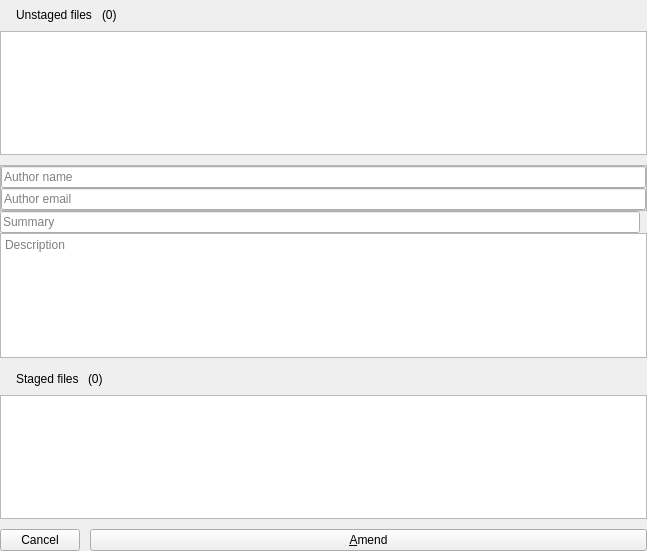
Before: the Qt Designer form src/commits/CommitChangesWidget.ui in francescmm/GitQlient, drawn with Qt 5.
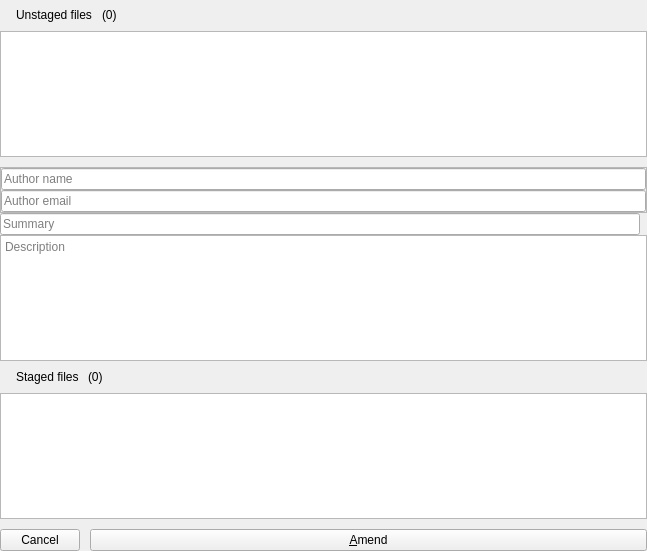
After: the same form once the commit is applied. Icons and pictures are not drawn. Custom widgets are drawn as their Qt base class.

```diff
--- a/src/commits/CommitChangesWidget.ui
+++ b/src/commits/CommitChangesWidget.ui
@@ -80,7 +80,7 @@
        <number>0</number>
       </property>
       <property name="topMargin">
-       <number>5</number>
+       <number>0</number>
       </property>
       <property name="rightMargin">
        <number>0</number>
```
Left out of the diff: 60 changed lines with no effect on the pictures.
